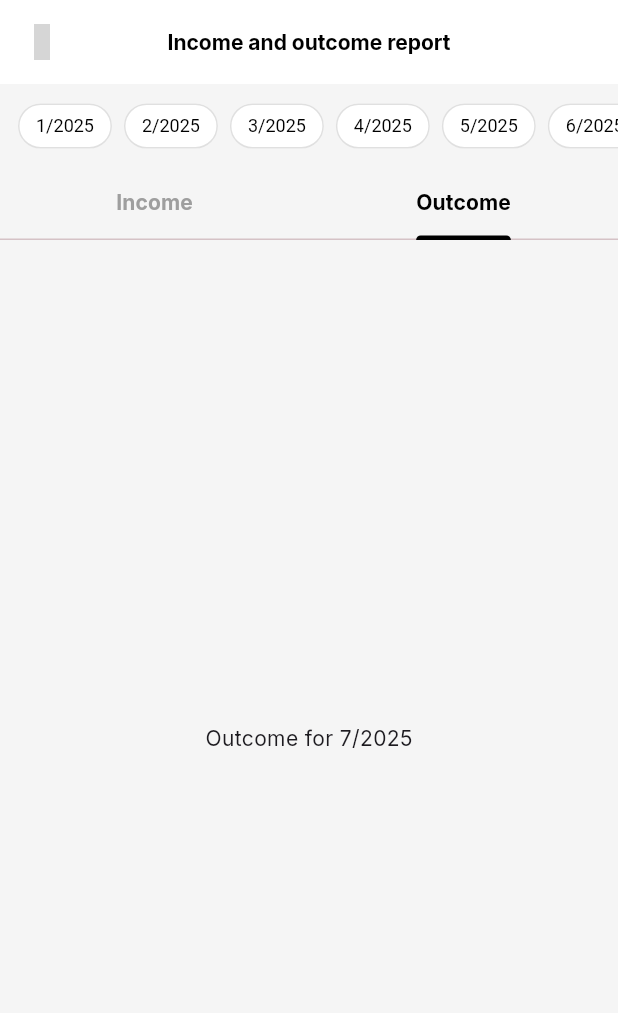
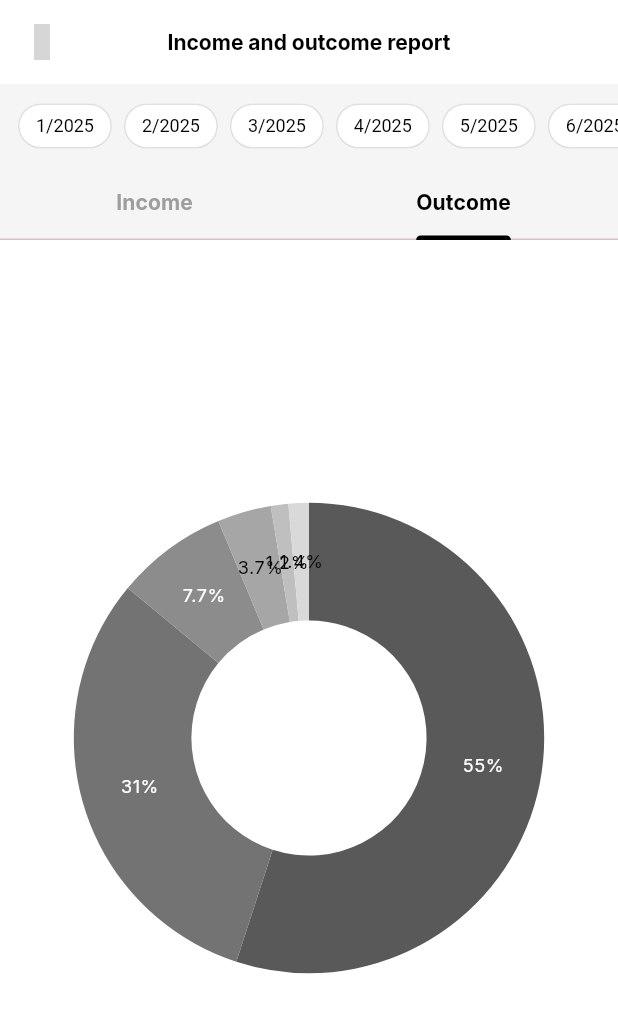
Before and after one commit to eatsosoo/finance_tracker, a Flutter app: the ReportScreen screen opened by its route, tab 2 chosen, on a phone screen of 412 x 824 dp. Shown: the top 1013 px of the screen. Run offline on Flutter 3.47's test engine with Material 3 defaults, Android fonts, the phone set to English and light mode, and no system bars; our stand-ins replace curved_navigation_bar, flutter_svg, go_router, google_fonts, iconsax, syncfusion_flutter_charts; grey boxes are pictures that could not be loaded.

Commit message:
[NEW] doughnut chart

```diff
--- a/lib/screens/page/reports_screen.dart
+++ b/lib/screens/page/reports_screen.dart
@@ -2,6 +2,9 @@ import 'package:flutter/material.dart';
 import 'package:go_router/go_router.dart';
 import 'package:iconsax/iconsax.dart';
 import 'package:finance_tracker/widgets/scroll_button_bar.dart';
+import 'package:syncfusion_flutter_charts/charts.dart';
+import 'package:syncfusion_flutter_charts/sparkcharts.dart';
+import 'package:finance_tracker/widgets/doughnut_chart.dart';
 
 class ReportScreen extends StatefulWidget {
   const ReportScreen({super.key});
@@ -10,9 +13,26 @@ class ReportScreen extends StatefulWidget {
   State<ReportScreen> createState() => _ReportScreenState();
 }
 
-class _ReportScreenState extends State<ReportScreen> with TickerProviderStateMixin {
+class _ReportScreenState extends State<ReportScreen>
+    with TickerProviderStateMixin {
   String selected = '7/2025';
   late final TabController _tabController;
+  List<_ChartData> data = [
+    _ChartData('Jan', 35),
+    _ChartData('Feb', 28),
+    _ChartData('Mar', 34),
+    _ChartData('Apr', 32),
+    _ChartData('May', 40),
+  ];
+
+  List<ChartSampleData> series = [
+      ChartSampleData(x: 'Chlorine', y: 55, text: '55%'),
+      ChartSampleData(x: 'Sodium', y: 31, text: '31%'),
+      ChartSampleData(x: 'Magnx', y: 7.7, text: '7.7%'),
+      ChartSampleData(x: 'Sulfur', y: 3.7, text: '3.7%'),
+      ChartSampleData(x: 'Calcium', y: 1.2, text: '1.2%'),
+      ChartSampleData(x: 'Others', y: 1.4, text: '1.4%'),
+    ];
 
   @override
   void initState() {
@@ -48,9 +68,18 @@ class _ReportScreenState extends State<ReportScreen> with TickerProviderStateMix
           // ✅ Scrollable Button Bar
           ScrollableButtonBar(
             labels: [
-              '1/2025', '2/2025', '3/2025', '4/2025',
-              '5/2025', '6/2025', '7/2025', '8/2025',
-              '9/2025', '10/2025', '11/2025', '12/2025'
+              '1/2025',
+              '2/2025',
+              '3/2025',
+              '4/2025',
+              '5/2025',
+              '6/2025',
+              '7/2025',
+              '8/2025',
+              '9/2025',
+              '10/2025',
+              '11/2025',
+              '12/2025',
             ],
             selected: selected,
             onPressed: (label) => setState(() => selected = label),
@@ -74,12 +103,22 @@ class _ReportScreenState extends State<ReportScreen> with TickerProviderStateMix
             child: TabBarView(
               controller: _tabController,
               children: [
-                Center(
-                  child: Text('Income for $selected'),
+                SfCircularChart(
+                  // Chart title
+                  // Enable legend
+                  legend: Legend(isVisible: true),
+                  // Enable tooltip
+                  tooltipBehavior: TooltipBehavior(enable: true),
+                  series: <CircularSeries<_ChartData, String>>[
+                    DoughnutSeries<_ChartData, String>(
+                      dataSource: data,
+                      xValueMapper: (_ChartData data, _) => data.year,
+                      yValueMapper: (_ChartData data, _) => data.sales,
+                      name: 'Gold',
+                    ),
+                  ],
                 ),
-                Center(
-                  child: Text('Outcome for $selected'),
-                ),
+                DoughnutDefault(series: series,),
               ],
             ),
           ),
@@ -88,3 +127,10 @@ class _ReportScreenState extends State<ReportScreen> with TickerProviderStateMix
     );
   }
 }
+
+class _ChartData {
+  _ChartData(this.year, this.sales);
+
+  final String year;
+  final double sales;
+}
--- /dev/null
+++ b/lib/utils/color_utils.dart
@@ -0,0 +1,22 @@
+import 'package:flutter/material.dart';
+
+List<String> generateHexColors({
+  required Color baseColor,
+  int count = 10,
+}) {
+  final hsl = HSLColor.fromColor(baseColor);
+  final List<String> hexColors = [];
+
+  for (int i = 0; i < count; i++) {
+    // Create lightness from 0.35 to 0.85
+    final lightness = 0.35 + (i / (count - 1)) * 0.5;
+    final modified = hsl.withLightness(lightness.clamp(0.0, 1.0));
+    final color = modified.toColor();
+
+    // Convert to HEX
+    final hex = '#${color.value.toRadixString(16).padLeft(8, '0').substring(2).toUpperCase()}';
+    hexColors.add(hex);
+  }
+
+  return hexColors;
+}
--- /dev/null
+++ b/lib/widgets/doughnut_chart.dart
@@ -0,0 +1,102 @@
+import 'package:finance_tracker/utils/color_utils.dart';
+import 'package:flutter/material.dart';
+import 'package:syncfusion_flutter_charts/charts.dart';
+
+class ChartSampleData {
+  final String x;
+  final double y;
+  final String text;
+  final Color? color;
+
+  ChartSampleData({
+    required this.x,
+    required this.y,
+    required this.text,
+    this.color,
+  });
+}
+
+class DoughnutDefault extends StatefulWidget {
+  final List<ChartSampleData> series;
+  final Color baseColor;
+
+  const DoughnutDefault({
+    super.key,
+    required this.series,
+    this.baseColor = Colors.black,
+  });
+
+  @override
+  State<DoughnutDefault> createState() => _DoughnutDefaultState();
+}
+
+class _DoughnutDefaultState extends State<DoughnutDefault> {
+  late TooltipBehavior _tooltip;
+  late List<ChartSampleData> _chartData;
+  late int _explodeIndex;
+  late List<String> _colors;
+
+  @override
+  void initState() {
+    super.initState();
+    _explodeIndex = 0;
+    _tooltip = TooltipBehavior(enable: true, format: 'point.x : point.y%');
+    _colors = generateHexColors(baseColor: widget.baseColor, count: widget.series.length);
+    _chartData = List.generate(widget.series.length, (i) {
+      return ChartSampleData(
+        x: widget.series[i].x,
+        y: widget.series[i].y,
+        text: widget.series[i].text,
+        color: Color(
+          int.parse(_colors[i].substring(1), radix: 16) + 0xFF000000,
+        ),
+      );
+    });
+  }
+
+  @override
+  Widget build(BuildContext context) {
+    return _buildDefaultDoughnutChart();
+  }
+
+  /// Tạo biểu đồ doughnut
+  SfCircularChart _buildDefaultDoughnutChart() {
+    return SfCircularChart(
+      // title: const ChartTitle(text: 'Composition of ocean water'),
+      // legend: const Legend(
+      //   isVisible: true,
+      //   overflowMode: LegendItemOverflowMode.wrap,
+      // ),
+      series: _buildDefaultDoughnutSeries(),
+      tooltipBehavior: _tooltip,
+      backgroundColor: Colors.white,
+    );
+  }
+
+  /// Tạo dữ liệu series cho doughnut
+  List<DoughnutSeries<ChartSampleData, String>> _buildDefaultDoughnutSeries() {
+    return <DoughnutSeries<ChartSampleData, String>>[
+      DoughnutSeries<ChartSampleData, String>(
+        dataSource: _chartData,
+        xValueMapper: (ChartSampleData data, _) => data.x,
+        yValueMapper: (ChartSampleData data, _) => data.y,
+        dataLabelMapper: (ChartSampleData data, _) => data.text,
+        pointColorMapper: (ChartSampleData data, _) => data.color,
+        dataLabelSettings: const DataLabelSettings(isVisible: true),
+        explode: true,
+        explodeIndex: _explodeIndex,
+        onPointTap: (ChartPointDetails details) {
+          setState(() {
+            _explodeIndex = details.pointIndex!;
+          });
+        },
+      ),
+    ];
+  }
+
+  @override
+  void dispose() {
+    _chartData.clear();
+    super.dispose();
+  }
+}
--- a/pubspec.yaml
+++ b/pubspec.yaml
@@ -42,6 +42,7 @@ dependencies:
   intl: ^0.18.1
   flutter_animate: ^4.5.2
   curved_navigation_bar: ^1.0.3
+  syncfusion_flutter_charts: ^30.1.39
 
 dev_dependencies:
   flutter_test:
```
Also changed, not shown: pubspec.lock.
